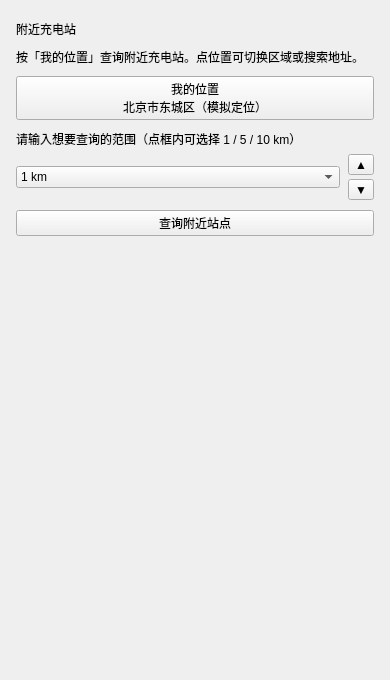
Old version of the form clients/user-qt/homepage.ui in the repository BIT26FallMiniSemester/MapForECarCharger.
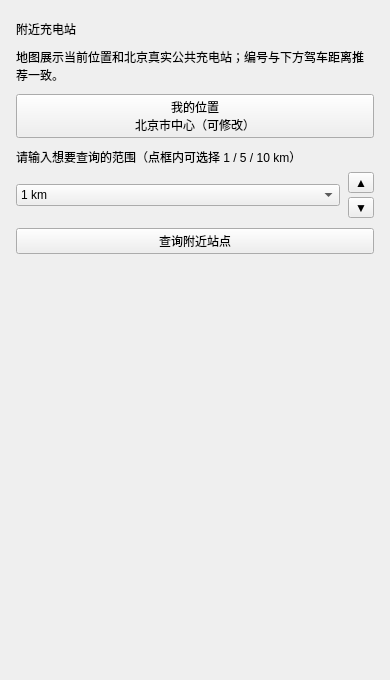
New version of the form.

Patch:
```diff
--- a/clients/user-qt/homepage.ui
+++ b/clients/user-qt/homepage.ui
@@ -36,7 +36,7 @@
    <item>
     <widget class="QLabel" name="descLabel">
      <property name="text">
-      <string>按「我的位置」查询附近充电站。点位置可切换区域或搜索地址。</string>
+      <string>地图展示当前位置和北京真实公共充电站；编号与下方驾车距离推荐一致。</string>
      </property>
      <property name="wordWrap">
       <bool>true</bool>
@@ -50,7 +50,7 @@
      </property>
      <property name="text">
       <string>我的位置
-北京市东城区（模拟定位）</string>
+北京市中心（可修改）</string>
      </property>
     </widget>
    </item>
```
